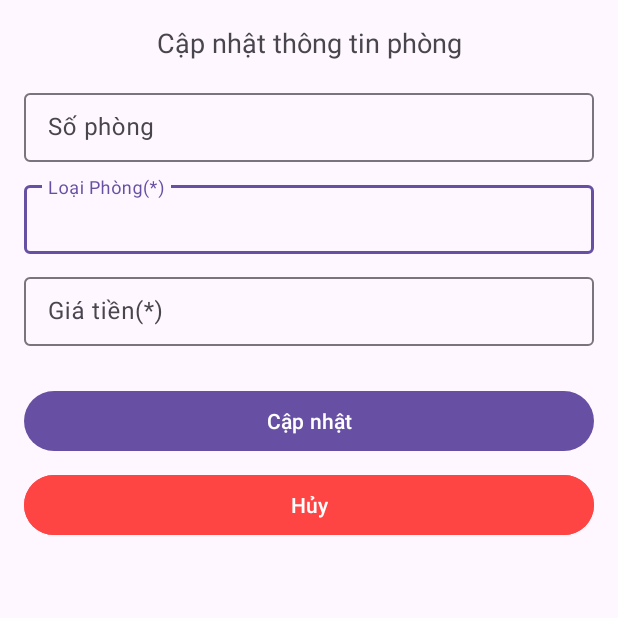
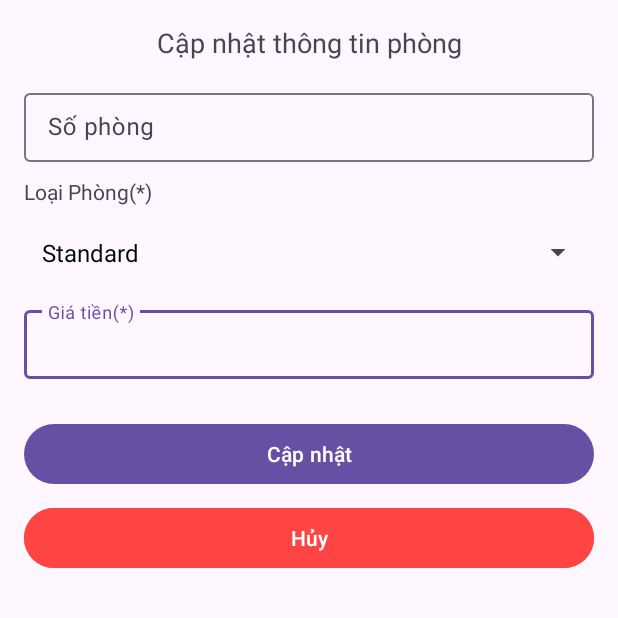
Before and after one commit to sugu1234567/QLy_khachsan, an Android app: the UpdateRoom screen opened directly, with no data from a screen before it, on a phone screen of 412 x 824 dp, the top half of it. Run offline under Robolectric (Android 15) with nearby library versions, the phone set to English and light mode, and no system bars.

```diff
--- a/app/src/main/java/com/example/giaodien/Activities/UpdateRoom.java
+++ b/app/src/main/java/com/example/giaodien/Activities/UpdateRoom.java
@@ -4,8 +4,10 @@ import android.app.Activity;
 import android.content.Intent;
 import android.os.Bundle;
 import android.util.Log;
+import android.widget.ArrayAdapter;
 import android.widget.Button;
 import android.widget.EditText;
+import android.widget.Spinner;
 import android.widget.Toast;
 
 import androidx.appcompat.app.AppCompatActivity;
@@ -15,6 +17,9 @@ import com.example.giaodien.R;
 public class UpdateRoom extends AppCompatActivity {
     private EditText etRoomName, etRoomType, etRoomNumber;
     private Button btnUpdate, btnCancel;
+    private Spinner spinnerRoomType;
+    private String[] roomTypes = {"Standard", "Superior", "Premium", "Deluxe", "Suite"};
+
     @Override
     protected void onCreate(Bundle savedInstanceState) {
         super.onCreate(savedInstanceState);
@@ -27,7 +32,15 @@ public class UpdateRoom extends AppCompatActivity {
         Log.d("ROOMNUMBER", roomNumber);
         Init();
         CancelUpdateRoom();
+        Spiner();
         etRoomNumber.setText(roomNumber);
+    }
+
+    private void Spiner() {
+        // Tạo ArrayAdapter với giao diện tùy chỉnh
+        ArrayAdapter<String> adapter = new ArrayAdapter<>(this, R.layout.spinner_item, roomTypes);
+        adapter.setDropDownViewResource(R.layout.spinner_item);  // Cài đặt layout cho khi mở Spinner
+        spinnerRoomType.setAdapter(adapter);
     }
 
     private void CancelUpdateRoom() {
@@ -39,7 +52,7 @@ public class UpdateRoom extends AppCompatActivity {
     }
 
     private void Init() {
-        etRoomName = findViewById(R.id.RoomType);
+        spinnerRoomType = findViewById(R.id.RoomType);
         etRoomType = findViewById(R.id.RoomPrice);
         etRoomNumber = findViewById(R.id.etRoomNumber);
         btnUpdate = findViewById(R.id.btnUpdate);
--- a/app/src/main/res/layout/activity_update_room.xml
+++ b/app/src/main/res/layout/activity_update_room.xml
@@ -26,22 +26,21 @@
             android:inputType="text"
             android:padding="12dp"
             android:focusable="false"
-            android:focusableInTouchMode="false"/>
+            android:focusableInTouchMode="false" />
     </com.google.android.material.textfield.TextInputLayout>
 
-    <com.google.android.material.textfield.TextInputLayout
+    <!-- Loại Phòng -->
+    <TextView
+        android:layout_width="wrap_content"
+        android:layout_height="wrap_content"
+        android:text="Loại Phòng(*)"
+        android:paddingBottom="8dp" />
+
+    <Spinner
+        android:id="@+id/RoomType"
         android:layout_width="match_parent"
         android:layout_height="wrap_content"
-        android:hint="Loại Phòng(*)">
-
-        <com.google.android.material.textfield.TextInputEditText
-            android:id="@+id/RoomType"
-            android:layout_width="match_parent"
-            android:layout_height="wrap_content"
-            android:layout_marginBottom="10dp"
-            android:inputType="text"
-            android:padding="12dp" />
-    </com.google.android.material.textfield.TextInputLayout>
+        android:layout_marginBottom="10dp" />
 
     <com.google.android.material.textfield.TextInputLayout
         android:layout_width="match_parent"
--- /dev/null
+++ b/app/src/main/res/layout/spinner_item.xml
@@ -0,0 +1,9 @@
+<?xml version="1.0" encoding="utf-8"?>
+<TextView xmlns:android="http://schemas.android.com/apk/res/android"
+    android:layout_width="match_parent"
+    android:layout_height="wrap_content"
+    android:padding="12dp"
+    android:textSize="16sp"
+    android:textColor="@android:color/black"
+    android:background="?android:attr/selectableItemBackground"
+    android:gravity="center_vertical"/>
```
Also changed, not shown: app/src/main/java/com/example/giaodien/Adapters/RoomAdapter.java (+29 -5 lines).
